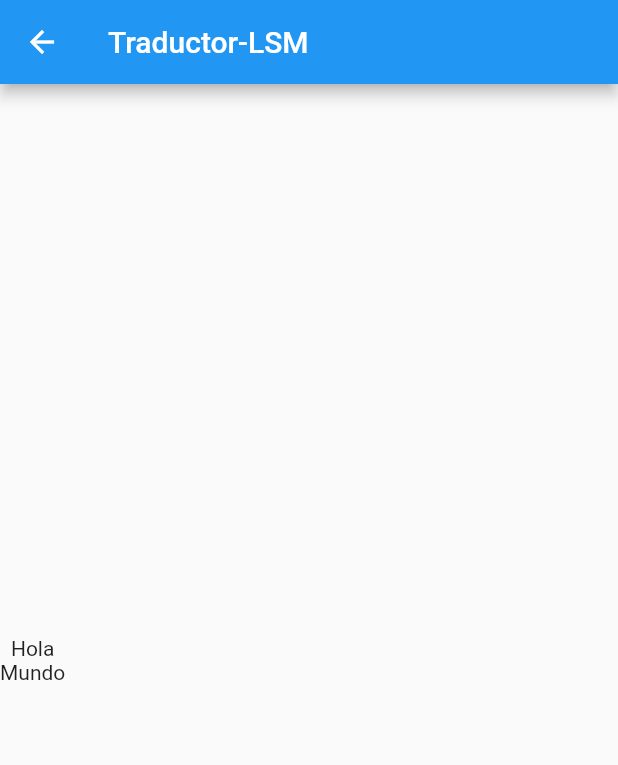
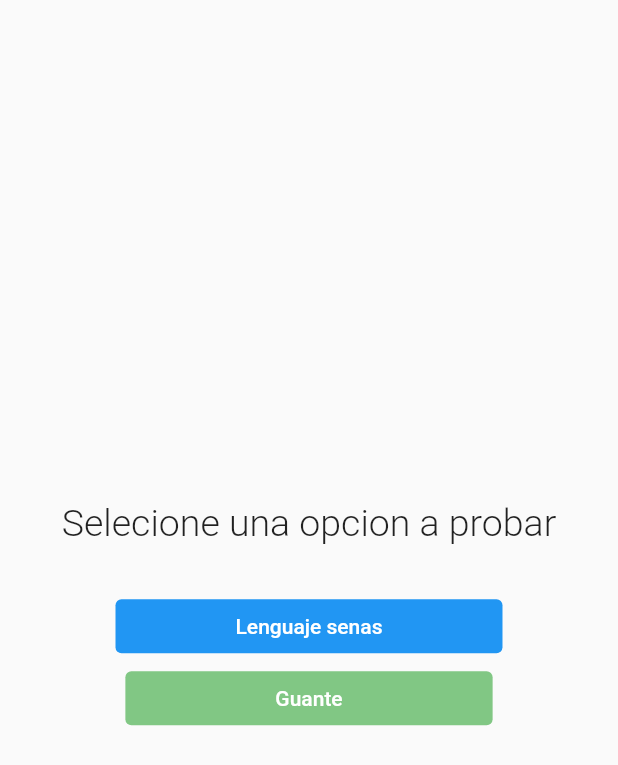
Before and after one commit to ozel-byte/Traductor-LSM-3, a Flutter app: the Menu screen opened directly, on a phone screen of 412 x 824 dp. Shown: the top 765 px of the screen. Run offline on Flutter 3.47's test engine with Material 2 defaults, Android fonts, the phone set to English and light mode, and no system bars.

Commit message:
TL-13: creacion del menu con los botones

```diff
--- a/lib/UI/Pages/Menu.dart
+++ b/lib/UI/Pages/Menu.dart
@@ -7,12 +7,47 @@ class Menu extends StatelessWidget {
   @override
   Widget build(BuildContext context) {
     return Scaffold(
-      appBar: AppBar(
-        title: const Text("Traductor-LSM"),
-      ),
-      body: Column(
+      body: Row(
         mainAxisAlignment: MainAxisAlignment.center,
-        children: const [Text("Hola"), Text("Mundo")],
+        children: [
+          Column(
+            mainAxisAlignment: MainAxisAlignment.center,
+            children: [
+              const SingleChildScrollView(
+                child: Text(
+                  "Selecione una opcion a probar",
+                  style: TextStyle(fontWeight: FontWeight.w300, fontSize: 25),
+                ),
+              ),
+              const SizedBox(
+                height: 30,
+              ),
+              TextButton(
+                  style: ButtonStyle(
+                      padding: MaterialStateProperty.all(
+                          const EdgeInsets.symmetric(horizontal: 80)),
+                      backgroundColor: MaterialStateProperty.all(Colors.blue)),
+                  onPressed: () {
+                    Navigator.pushNamed(context, "lenguaje");
+                  },
+                  child: const Text(
+                    "Lenguaje senas",
+                    style: TextStyle(color: Colors.white),
+                  )),
+              TextButton(
+                  style: ButtonStyle(
+                      padding: MaterialStateProperty.all(
+                          const EdgeInsets.symmetric(horizontal: 100)),
+                      backgroundColor:
+                          MaterialStateProperty.all(Colors.green[300])),
+                  onPressed: () {
+                    Navigator.pushNamed(context, "guante");
+                  },
+                  child: const Text("Guante",
+                      style: TextStyle(color: Colors.white)))
+            ],
+          ),
+        ],
       ),
     );
   }
```
